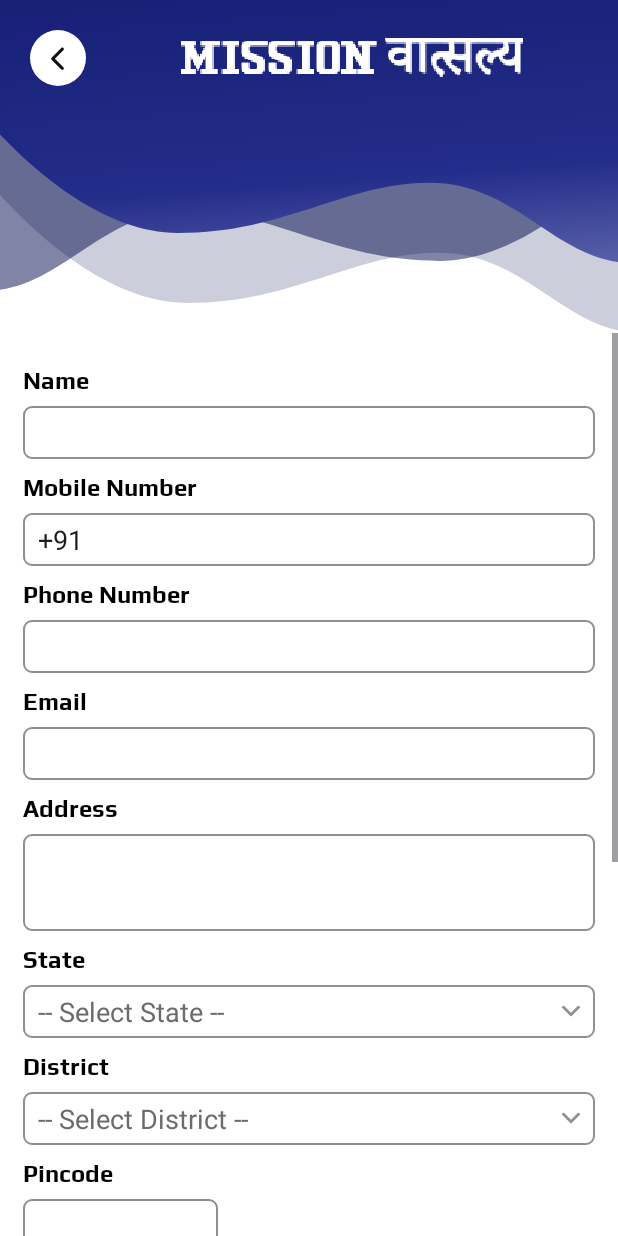
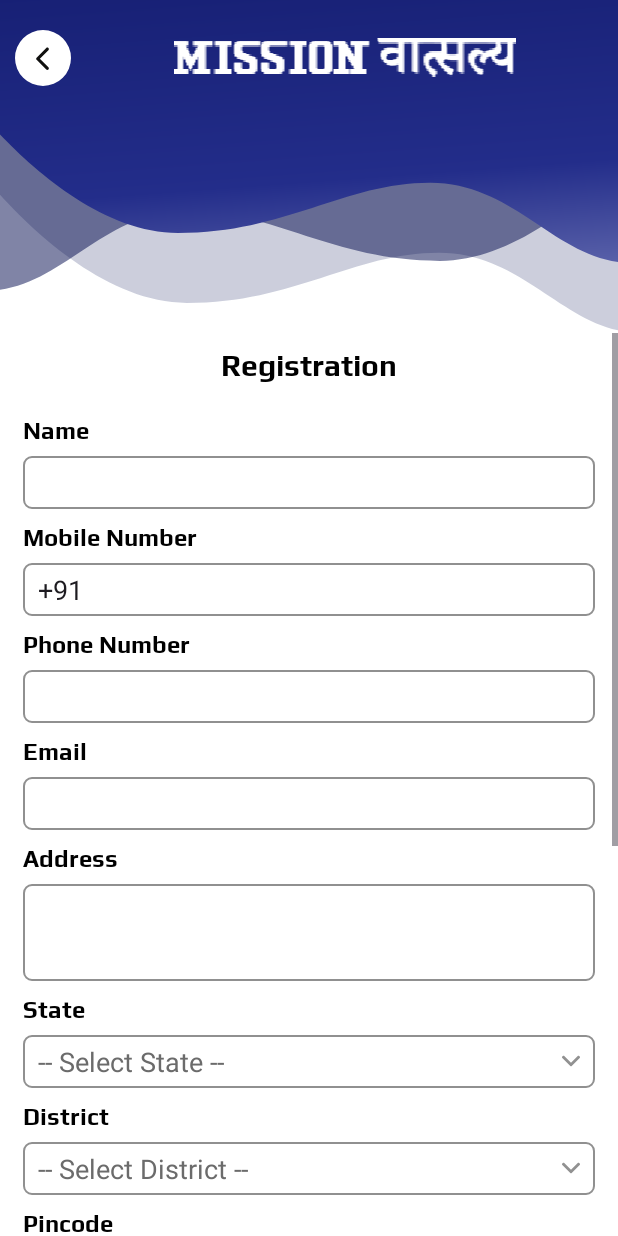
Before and after one commit to Sagar0169/NLM, an Android app: the RegistrationActivity screen opened directly, with no data from a screen before it, on a phone screen of 412 x 824 dp. Run offline under Robolectric (Android 15) with nearby library versions, the phone set to English and light mode, and no system bars; our stand-ins replace RxJava, data binding.

```diff
--- a/app/src/main/AndroidManifest.xml
+++ b/app/src/main/AndroidManifest.xml
@@ -33,6 +33,9 @@
         android:usesCleartextTraffic="true"
         tools:targetApi="31">
         <activity
+            android:name=".ui.activity.DashboardActivity"
+            android:exported="false" />
+        <activity
             android:name=".ui.activity.RegistrationActivity"
             android:exported="false" />
         <activity
--- a/app/src/main/res/layout/activity_registration.xml
+++ b/app/src/main/res/layout/activity_registration.xml
@@ -36,7 +36,7 @@
                     android:onClick="@{ClickAction::backPress}"
                     android:layout_width="wrap_content"
                     android:layout_height="wrap_content"
-                    android:layout_marginStart="20dp"
+                    android:layout_marginStart="10dp"
                     android:src="@drawable/ic_back" />
 
                 <ImageView
@@ -69,15 +69,16 @@
                 android:paddingHorizontal="@dimen/dp_15">
 
 
-<!--                <TextView-->
-<!--                    android:id="@+id/tvApplicantsDetails"-->
-<!--                    android:layout_width="match_parent"-->
-<!--                    android:layout_height="wrap_content"-->
-<!--                    android:layout_marginTop="@dimen/dp_7"-->
-<!--                    android:fontFamily="@font/play_bold"-->
-<!--                    android:text="Registration"-->
-<!--                    android:textColor="@color/black"-->
-<!--                    android:textSize="@dimen/sp_20" />-->
+                <TextView
+                    android:id="@+id/tvApplicantsDetails"
+                    android:layout_width="match_parent"
+                    android:layout_height="wrap_content"
+                    android:layout_marginTop="@dimen/dp_7"
+                    android:fontFamily="@font/play_bold"
+                    android:text="Registration"
+                    android:textAlignment="center"
+                    android:textColor="@color/black"
+                    android:textSize="@dimen/sp_20" />
 
                 <TextView
                     android:id="@+id/tvName"
```
Also changed, not shown: app/src/main/java/mission/vatsalya/ui/activity/DashboardActivity.kt (added, +29 -0 lines), app/src/main/res/layout/activity_dashboard.xml (added, +38 -0 lines), app/src/main/res/layout/dashboard_main.xml (added, +13 -0 lines), app/src/main/res/layout/sidebar_layout.xml (added, +13 -0 lines).
